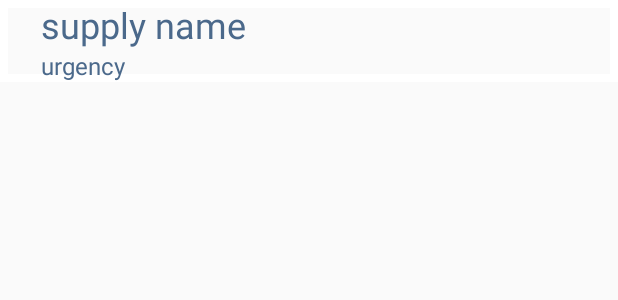
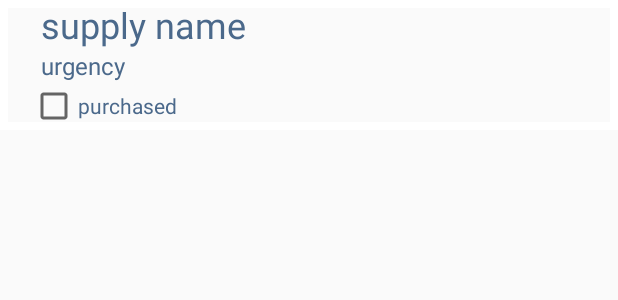
Before and after one commit to clee1228/houseHelper, an Android app: the layout supply_cell_layout.xml on its own in the app's theme, with its tools: preview values and no code run, on a phone screen of 412 x 824 dp. Shown: the top 300 px of the screen. Run offline under Robolectric (Android 15) with nearby library versions, the light colour scheme and no system bars; Roboto replaces fonts that are not available here.

Commit message:
adding checkboxes to supply list

```diff
--- a/app/src/main/java/com/example/househelper/AddSupplyActivity.java
+++ b/app/src/main/java/com/example/househelper/AddSupplyActivity.java
@@ -38,7 +38,7 @@ public class AddSupplyActivity extends AppCompatActivity {
 
         FirebaseDatabase db = FirebaseDatabase.getInstance();
         //change to household
-        dbRef = db.getReference("Households/MyHouse" + "/Supplies");
+        dbRef = db.getReference("Households/" + household + "/Supplies");
 
         // Urgency spinner stuff.
         Spinner spinner = findViewById(R.id.supply_urgency);
--- a/app/src/main/java/com/example/househelper/SupplyListActivity.java
+++ b/app/src/main/java/com/example/househelper/SupplyListActivity.java
@@ -51,7 +51,7 @@ public class SupplyListActivity extends AppCompatActivity {
 
         FirebaseDatabase db = FirebaseDatabase.getInstance();
         //change to household
-        dbRef = db.getReference("Households/MyHouse" + "/Supplies");
+        dbRef = db.getReference("Households/" + household + "/Supplies");
 
         ValueEventListener myDataListener = new ValueEventListener() {
             @Override
@@ -121,7 +121,7 @@ public class SupplyListActivity extends AppCompatActivity {
     private void setAdapterAndUpdateData() {
         // create a new adapter with the updated mComments array
         // this will "refresh" our recycler view
-        mAdapter = new SupplyAdapter(this, mSupplies);
+        mAdapter = new SupplyAdapter(this, mSupplies, household);
         mRecyclerView.setAdapter(mAdapter);
     }
 
--- a/app/src/main/res/layout/supply_cell_layout.xml
+++ b/app/src/main/res/layout/supply_cell_layout.xml
@@ -26,6 +26,7 @@
             android:typeface="sans" />
 
     </LinearLayout>
+
     <LinearLayout
         android:id="@+id/row2"
         android:layout_width="fill_parent"
@@ -37,10 +38,18 @@
             android:id="@+id/urgency_text_view"
             android:layout_width="wrap_content"
             android:layout_height="match_parent"
+            android:layout_marginStart="27dp"
             android:text="urgency"
-            android:layout_marginStart="27dp"
             android:textColor="@color/colorPrimary"
             android:textSize="16dp" />
+
+        <CheckBox
+            android:id="@+id/supply_check_box"
+            android:layout_width="113dp"
+            android:layout_height="wrap_content"
+            android:layout_marginStart="20dp"
+            android:text="purchased"
+            android:textColor="@color/colorPrimary" />
 
     </LinearLayout>
 
```
Also changed, not shown: app/src/main/java/com/example/househelper/SupplyAdapter.java (+24 -5 lines).
